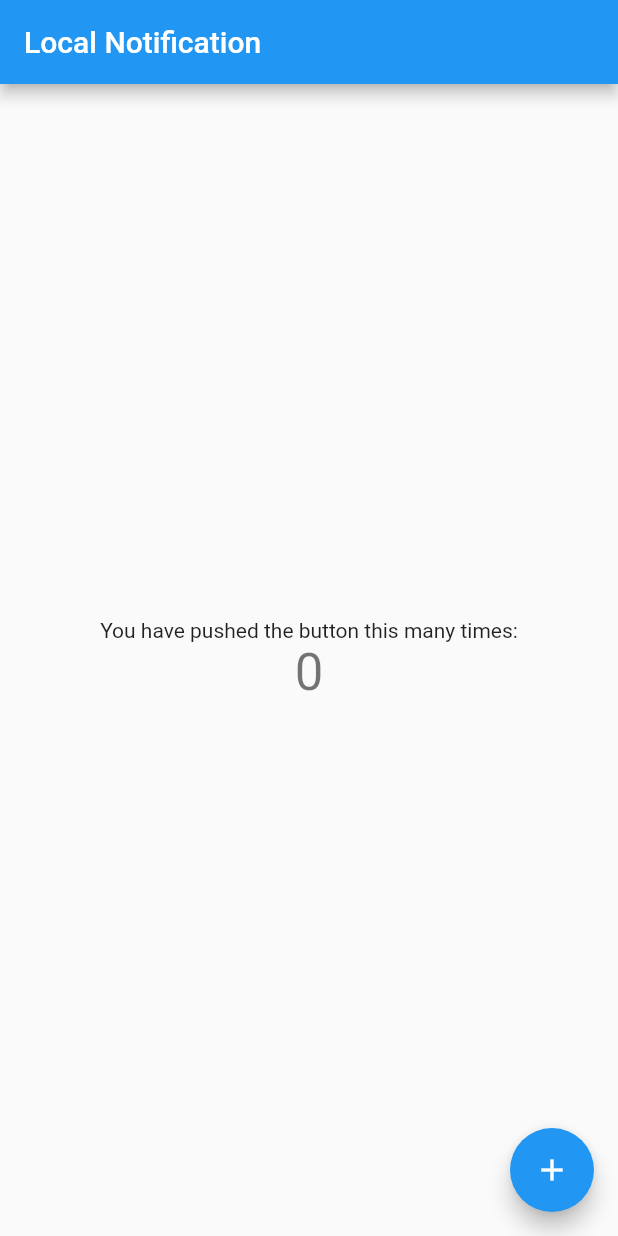
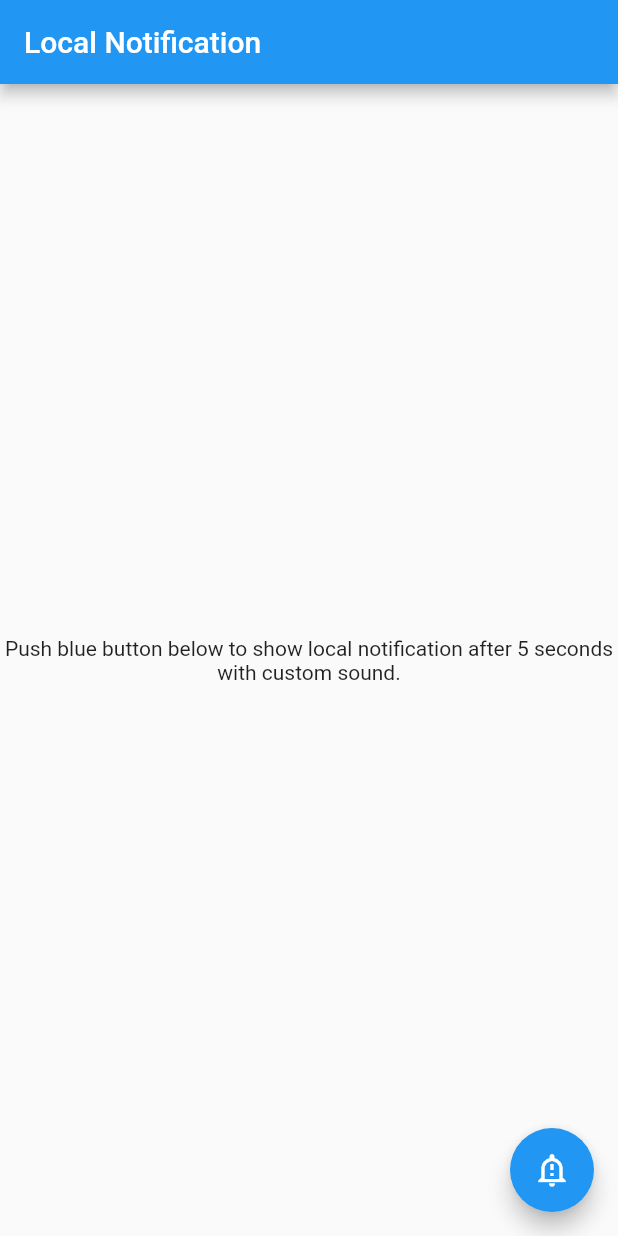
Before and after one commit to DavidGXR/flutter_notification, a Flutter app: the screen it shows after launch, on a phone screen of 412 x 824 dp. Run offline on Flutter 3.47's test engine with Material 2 defaults, Android fonts, the phone set to English and light mode, and no system bars; our stand-ins replace flutter_local_notifications, timezone; missing offline and left inert: flutter_launcher_icons.

Commit message:
Schedule notification with custom sound

```diff
--- a/lib/main.dart
+++ b/lib/main.dart
@@ -2,10 +2,17 @@ import 'package:flutter/material.dart';
 import 'package:flutter_local_notifications/flutter_local_notifications.dart';
 import 'package:timezone/data/latest.dart' as tz;
 import 'package:timezone/timezone.dart' as tz;
+import 'package:flutter_launcher_icons/android.dart';
+import 'package:flutter_launcher_icons/constants.dart';
+import 'package:flutter_launcher_icons/custom_exceptions.dart';
+import 'package:flutter_launcher_icons/ios.dart';
+import 'package:flutter_launcher_icons/main.dart';
+import 'package:flutter_launcher_icons/utils.dart';
+import 'package:flutter_launcher_icons/xml_templates.dart';
 
 FlutterLocalNotificationsPlugin flutterLocalNotificationsPlugin = FlutterLocalNotificationsPlugin();
 
-void main() async {
+void main()  {
   notificationInitialSetup();
   runApp(const MyApp());
 }
@@ -78,11 +85,13 @@ class _MyHomePageState extends State<MyHomePage> {
   }
 
   void scheduleNotification() async {
-    var schedule = DateTime.now().add(Duration(seconds: 10));
+
+    tz.initializeTimeZones();
+    tz.setLocalLocation(tz.getLocation('Europe/Warsaw'));
 
     var androidPlatformNotificationSetup = AndroidNotificationDetails(
-        'alarm_notif',
-        'alarm_notif',
+        '7997',
+        '7997',
         //'Channel for Alarm notification',
         icon: 'instagramclonelogo',
         sound: RawResourceAndroidNotificationSound('a_long_cold_sting'),
@@ -92,7 +101,7 @@ class _MyHomePageState extends State<MyHomePage> {
       sound: 'a_long_cold_sting.wav',
       presentAlert: true,
       presentBadge: true,
-      presentSound: true
+      presentSound: true,
     );
     var platformChannelSpecifics = NotificationDetails(android: androidPlatformNotificationSetup, iOS: iOSPlatformNotificationSetup);
     await flutterLocalNotificationsPlugin.zonedSchedule(
@@ -112,23 +121,15 @@ class _MyHomePageState extends State<MyHomePage> {
         title: Text(widget.title),
       ),
       body: Center(
-        child: Column(
-          mainAxisAlignment: MainAxisAlignment.center,
-          children: <Widget>[
-            const Text(
-              'You have pushed the button this many times:',
-            ),
-            Text(
-              '$_counter',
-              style: Theme.of(context).textTheme.headline4,
-            ),
-          ],
-        ),
+        child: const Text(
+          'Push blue button below to show local notification after 5 seconds with custom sound.',
+          textAlign: TextAlign.center,
+        )
       ),
       floatingActionButton: FloatingActionButton(
         onPressed: scheduleNotification,
         tooltip: 'Increment',
-        child: const Icon(Icons.add),
+        child: const Icon(Icons.notification_important_outlined),
       ),
     );
   }
--- a/pubspec.yaml
+++ b/pubspec.yaml
@@ -35,6 +35,12 @@ dependencies:
   # Use with the CupertinoIcons class for iOS style icons.
   cupertino_icons: ^1.0.2
   flutter_local_notifications: ^9.0.2
+  flutter_launcher_icons: ^0.9.2
+
+flutter_icons:
+  android: "launcher_icon"
+  ios: true
+  image_path: "images/instagramclonelogo.jpg"
 
 dev_dependencies:
   flutter_test:
```
Also changed, not shown: images/instagramclonelogo.jpg (added), pubspec.lock, 24 other files.
